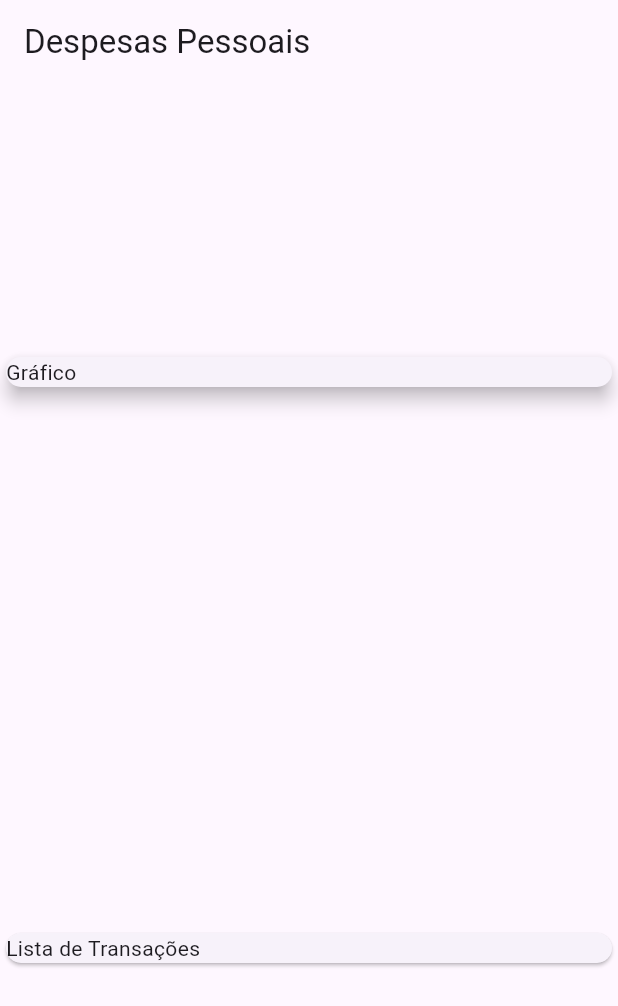
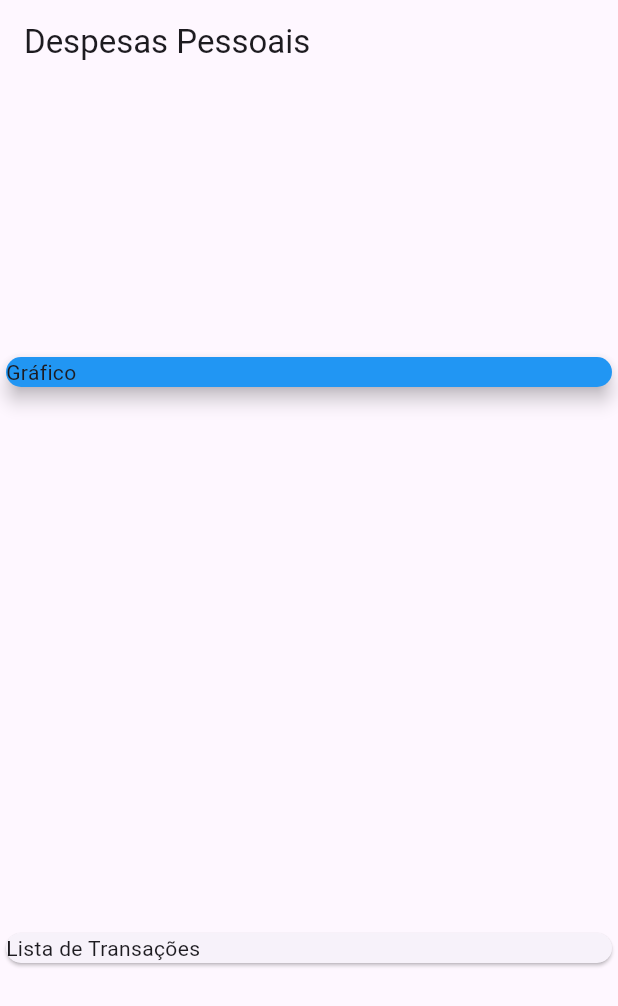
Before and after one commit to PedroHSiqueira/Flutter_Expenses, a Flutter app: the screen it shows after launch, on a phone screen of 412 x 824 dp. Shown: the top 1006 px of the screen. Run offline on Flutter 3.47's test engine with Material 3 defaults, Android fonts, the phone set to English and light mode, and no system bars.

Commit message:
Create of the transactions.dart ;

```diff
--- a/lib/main.dart
+++ b/lib/main.dart
@@ -1,42 +1,55 @@
 import 'package:flutter/material.dart';
+import 'models/transaction.dart';
 
 main() => runApp(const ExpensesApp());
 
 class ExpensesApp extends StatelessWidget {
-  const ExpensesApp({super.key});
-
+  const ExpensesApp({Key? key}) : super(key: key);
   @override
   Widget build(BuildContext context) {
-    return const MaterialApp(
-      home: MyhomePage(),
-    );
+    return MaterialApp(home: MyHomePage());
   }
 }
 
-class MyhomePage extends StatelessWidget {
-  const MyhomePage({super.key});
+class MyHomePage extends StatelessWidget {
+  MyHomePage({Key? key}) : super(key: key);
+  final _transactions = [
+    Transaction(
+      id: 't1',
+      title: 'Novo Tênis de Corrida',
+      value: 310.76,
+      date: DateTime.now(),
+    ),
+    Transaction(
+      id: 't2',
+      title: 'Conta de Luz',
+      value: 211.30,
+      date: DateTime.now(),
+    ),
+  ];
 
   @override
   Widget build(BuildContext context) {
     return Scaffold(
       appBar: AppBar(
-          title: const Text("Despesas Pessoais"),
+        title: const Text('Despesas Pessoais'),
       ),
-        body: Column(
+      body: const Column(
         mainAxisAlignment: MainAxisAlignment.spaceAround,
         crossAxisAlignment: CrossAxisAlignment.stretch,
         children: [
-            Container(
-              width: double.infinity,
+          SizedBox(
             child: Card(
-                child: Text("Gráfico"),
+              color: Colors.blue,
               elevation: 5,
+              child: Text('Gráfico'),
             ),
           ),
           Card(
-              child: Text("Lista de Transações"),
-            )
+            child: Text('Lista de Transações'),
+          ),
         ],
-        ));
+      ),
+    );
   }
 }
--- /dev/null
+++ b/lib/models/transaction.dart
@@ -0,0 +1,13 @@
+class Transaction{
+  final String id;
+  final String title;
+  final double value;
+  final DateTime date;
+
+  Transaction({
+    required this.id,
+    required this.title,
+    required this.value,
+    required this.date
+  });
+}
```
Lines whose indentation alone changed are shown as unchanged.
